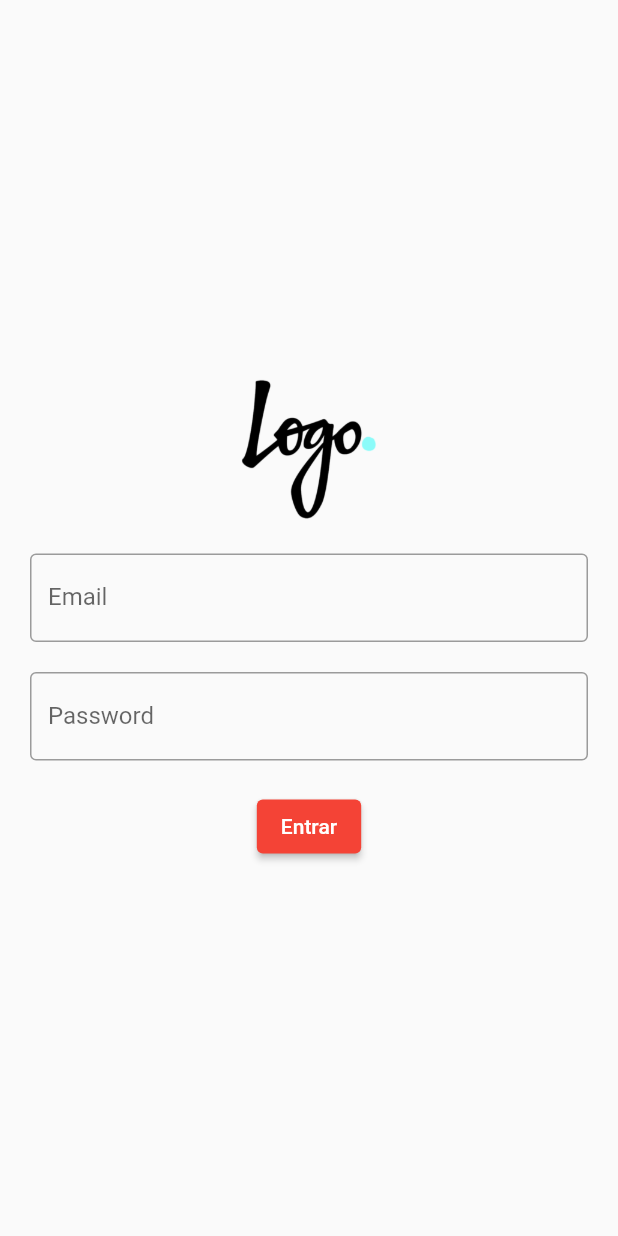
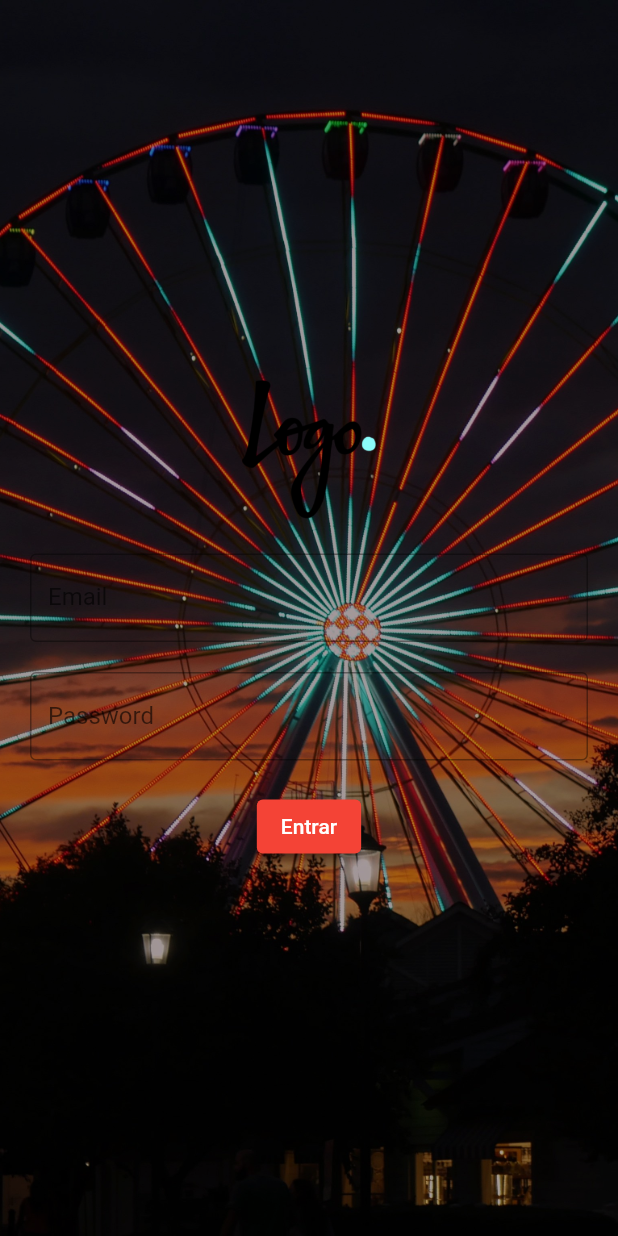
Before and after one commit to thak1996/studingflu, a Flutter app: the screen it shows after launch, on a phone screen of 412 x 824 dp. Run offline on Flutter 3.47's test engine with Material 2 defaults, Android fonts, the light colour scheme and no system bars.

Commit message:
Aula 23 - Stack

```diff
--- a/lib/login_page.dart
+++ b/lib/login_page.dart
@@ -14,7 +14,17 @@ class _LoginPageState extends State<LoginPage> {
   @override
   Widget build(BuildContext context) {
     return Scaffold(
-      body: SingleChildScrollView(
+      body: Stack(
+        children: [
+          SizedBox(
+            height: MediaQuery.of(context).size.height,
+            child: Image.asset(
+              'assets/images/background.jpg',
+              fit: BoxFit.cover,
+            ),
+          ),
+          Container(color: Colors.black.withOpacity(0.3)),
+          SingleChildScrollView(
             child: SizedBox(
               width: MediaQuery.of(context).size.width,
               height: MediaQuery.of(context).size.height,
@@ -28,7 +38,9 @@ class _LoginPageState extends State<LoginPage> {
                       height: 100,
                       child: Image.asset('assets/images/logo.png'),
                     ),
-                SizedBox(height: 20,),
+                    SizedBox(
+                      height: 20,
+                    ),
                     TextField(
                       onChanged: (text) {
                         email = text;
@@ -66,6 +78,8 @@ class _LoginPageState extends State<LoginPage> {
               ),
             ),
           ),
+        ],
+      ),
     );
   }
 }
--- a/pubspec.yaml
+++ b/pubspec.yaml
@@ -62,6 +62,7 @@ flutter:
   # To add assets to your application, add an assets section, like this:
   assets:
     - assets/images/logo.png
+    - assets/images/background.jpg
 
   # An image asset can refer to one or more resolution-specific "variants", see
   # https://flutter.dev/assets-and-images/#resolution-aware
```
Also changed, not shown: assets/images/background.jpg (added). Lines whose indentation alone changed are shown as unchanged.
